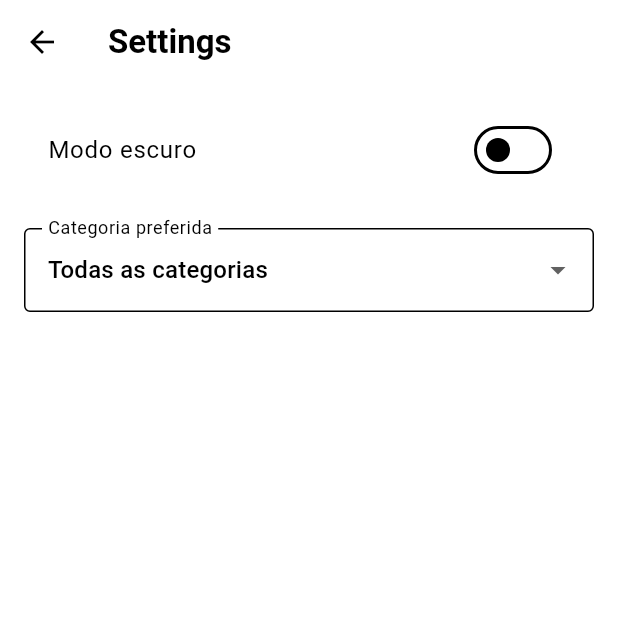
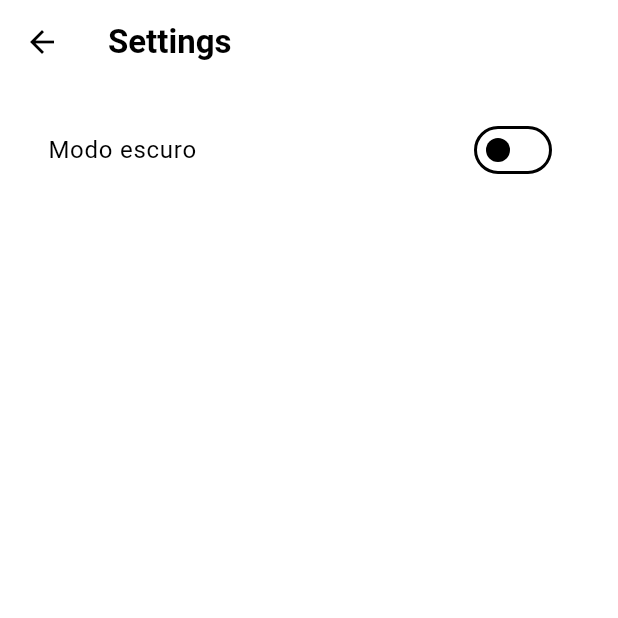
Before and after one commit to junio-ifpiads2025/ReMeal, a Flutter app: the SettingsPage screen opened by its route, on a phone screen of 412 x 824 dp, the top half of it. Run offline on Flutter 3.47's test engine with Material 3 defaults, Android fonts, the phone set to English and light mode, and no system bars; our stand-ins replace flutter_riverpod, shared_preferences; accounts and stored records are empty.

Commit message:
Remove o menu suspenso para seleção de categoria preferida na página de configurações

```diff
--- a/lib/pages/profile_settings.dart
+++ b/lib/pages/profile_settings.dart
@@ -38,28 +38,6 @@ class _SettingsPageState extends ConsumerState<SettingsPage> {
               },
             ),
             const SizedBox(height: 24),
-            DropdownButtonFormField<String>(
-              value: selectedCategory,
-              items: [
-                const DropdownMenuItem(
-                  value: null,
-                  child: Text('Todas as categorias'),
-                ),
-                ..._categories
-                    .map((cat) => DropdownMenuItem(
-                          value: cat,
-                          child: Text(cat),
-                        ))
-                    .toList(),
-              ],
-              onChanged: (value) {
-                ref.read(categoryProvider.notifier).setCategory(value);
-              },
-              decoration: const InputDecoration(
-                labelText: 'Categoria preferida',
-                border: OutlineInputBorder(),
-              ),
-            ),
           ],
         ),
       ),
```
